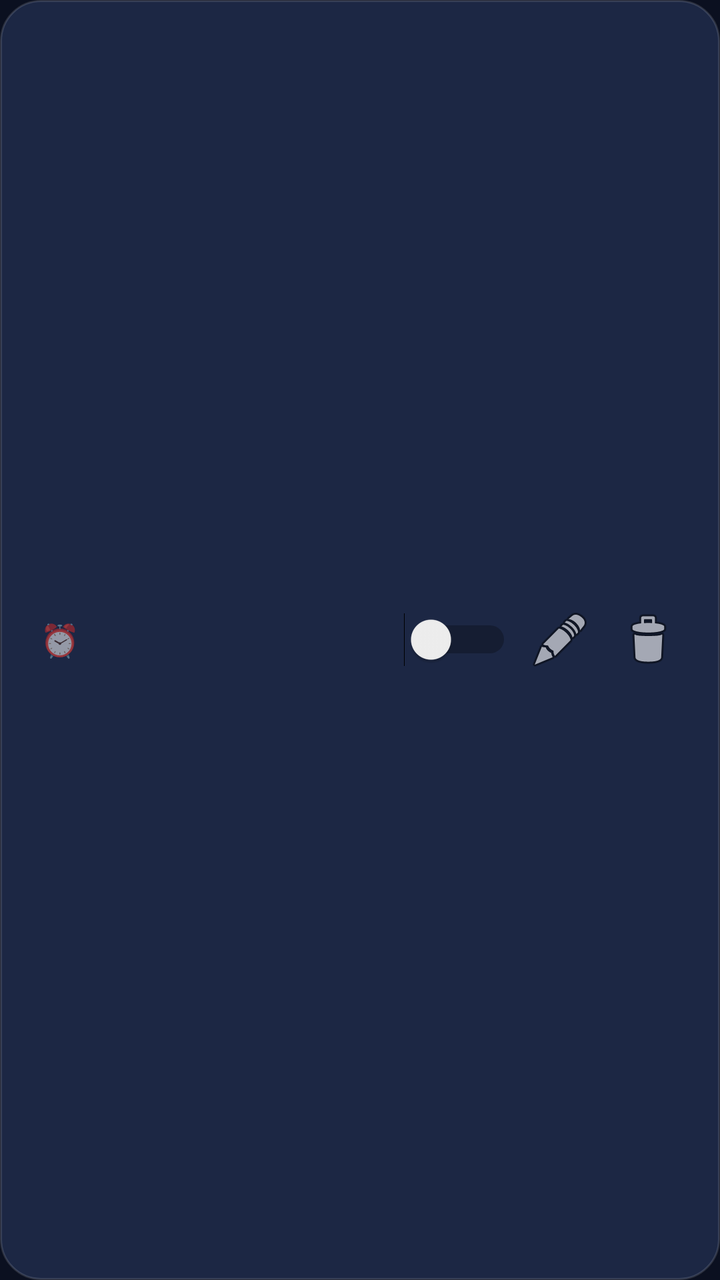
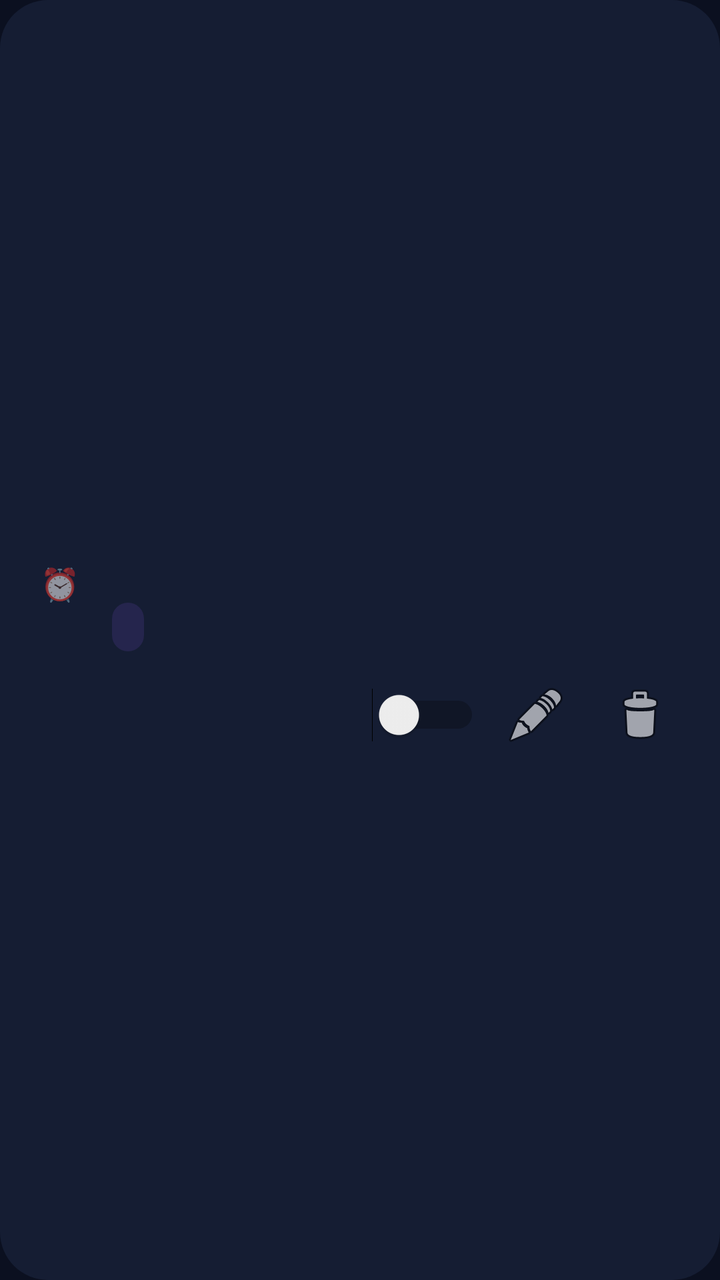

Screens rendered from an Android XML layout before and after an edit, with the pre-edit source and the edit as a unified diff.
<!-- AndroidManifest.xml: application theme Theme.VoiceBrainLive -->
<!-- res/layout/item_automation.xml -->
<?xml version="1.0" encoding="utf-8"?>
<LinearLayout xmlns:android="http://schemas.android.com/apk/res/android"
    android:layout_width="match_parent"
    android:layout_height="wrap_content"
    android:orientation="horizontal"
    android:gravity="center_vertical"
    android:background="@drawable/bg_history_card"
    android:padding="16dp"
    android:layout_marginBottom="12dp">

    <TextView
        android:id="@+id/tvAutomationIcon"
        android:layout_width="28dp"
        android:layout_height="wrap_content"
        android:text="⏰"
        android:textSize="16sp"
        android:gravity="center"
        android:layout_marginEnd="12dp" />

    <LinearLayout
        android:layout_width="0dp"
        android:layout_height="wrap_content"
        android:layout_weight="1"
        android:orientation="vertical">

        <TextView
            android:id="@+id/tvAutomationTitle"
            android:layout_width="wrap_content"
            android:layout_height="wrap_content"
            android:textColor="@color/assistant_text"
            android:textSize="14sp"
            android:fontFamily="sans-serif-medium"
            android:maxLines="2"
            android:ellipsize="end" />

        <TextView
            android:id="@+id/tvAutomationTime"
            android:layout_width="wrap_content"
            android:layout_height="wrap_content"
            android:layout_marginTop="2dp"
            android:textColor="@color/assistant_text_muted"
            android:textSize="12sp" />
    </LinearLayout>

    <Switch
        android:id="@+id/switchAutomationToggle"
        android:layout_width="wrap_content"
        android:layout_height="wrap_content"
        android:layout_marginEnd="4dp" />

    <ImageButton
        android:id="@+id/btnEditAutomation"
        android:layout_width="40dp"
        android:layout_height="40dp"
        android:layout_marginEnd="4dp"
        android:background="?android:attr/selectableItemBackgroundBorderless"
        android:src="@android:drawable/ic_menu_edit"
        android:contentDescription="@string/desc_edit"
        android:padding="8dp" />

    <ImageButton
        android:id="@+id/btnDeleteAutomation"
        android:layout_width="40dp"
        android:layout_height="40dp"
        android:background="?android:attr/selectableItemBackgroundBorderless"
        android:src="@android:drawable/ic_menu_delete"
        android:contentDescription="@string/desc_delete"
        android:padding="8dp" />
</LinearLayout>
<!-- resources referenced by this layout -->
<resources>
  <color name="assistant_text">#F8FAFC</color>
  <color name="assistant_text_muted">#94A3B8</color>
  <!-- drawable bg_history_card (drawable) -->
  <?xml version="1.0" encoding="utf-8"?>
  <shape xmlns:android="http://schemas.android.com/apk/res/android"
      android:shape="rectangle">
      <solid android:color="@color/assistant_card" />
      <corners android:radius="20dp" />
      <stroke
          android:width="1dp"
          android:color="#22FFFFFF" />
  </shape>
  <string name="desc_delete">ဖျက်ရန်</string>
  <string name="desc_edit">ပြင်ဆင်ရန်</string>
  <style name="Theme.VoiceBrainLive" parent="Theme.MaterialComponents.DayNight.NoActionBar">
          <item name="android:statusBarColor">@android:color/transparent</item>
          <item name="android:navigationBarColor">@color/assistant_bg_gradient_end</item>
          <item name="android:windowBackground">@color/assistant_bg</item>
          <item name="android:colorBackground">@color/assistant_bg</item>
          <item name="android:windowLightStatusBar">false</item>
          <item name="android:windowDrawsSystemBarBackgrounds">true</item>
          <item name="colorPrimary">@color/assistant_primary</item>
          <item name="colorPrimaryVariant">@color/assistant_primary_light</item>
          <item name="colorOnPrimary">@color/assistant_text</item>
          <item name="colorSecondary">@color/assistant_secondary</item>
          <item name="colorOnSecondary">@color/assistant_text</item>
          <item name="colorSurface">@color/assistant_surface</item>
          <item name="colorOnSurface">@color/assistant_text</item>
      </style>
  <color name="assistant_card">#1C2744</color>
  <color name="assistant_bg_gradient_end">#101B38</color>
  <color name="assistant_bg">#0B1020</color>
  <color name="assistant_primary">#8B5CF6</color>
  <color name="assistant_primary_light">#A78BFA</color>
  <color name="assistant_secondary">#22C7E8</color>
  <color name="assistant_surface">#151D33</color>
</resources>

<!-- the commit's change to res/layout/item_automation.xml (unified diff, before → after) -->
@@ -2,12 +2,15 @@
 <LinearLayout xmlns:android="http://schemas.android.com/apk/res/android"
     android:layout_width="match_parent"
     android:layout_height="wrap_content"
-    android:orientation="horizontal"
+    android:orientation="vertical"
     android:gravity="center_vertical"
-    android:background="@drawable/bg_history_card"
+    android:background="@drawable/bg_card"
+    android:backgroundTint="?attr/colorSurface"
     android:padding="16dp"
     android:layout_marginBottom="12dp">
 
+    <LinearLayout android:layout_width="match_parent" android:layout_height="wrap_content"
+        android:orientation="horizontal" android:gravity="center_vertical">
     <TextView
         android:id="@+id/tvAutomationIcon"
         android:layout_width="28dp"
@@ -27,7 +30,7 @@
             android:id="@+id/tvAutomationTitle"
             android:layout_width="wrap_content"
             android:layout_height="wrap_content"
-            android:textColor="@color/assistant_text"
+            android:textColor="?attr/colorOnSurface"
             android:textSize="14sp"
             android:fontFamily="sans-serif-medium"
             android:maxLines="2"
@@ -38,10 +41,15 @@
             android:layout_width="wrap_content"
             android:layout_height="wrap_content"
             android:layout_marginTop="2dp"
-            android:textColor="@color/assistant_text_muted"
+            android:textColor="?attr/colorOnSurface"
             android:textSize="12sp" />
+        <TextView android:id="@+id/tvAutomationStatus" android:background="@drawable/bg_hub_badge" android:paddingHorizontal="8dp" android:paddingVertical="4dp" android:layout_width="wrap_content" android:layout_height="wrap_content"
+            android:layout_marginTop="6dp" android:textSize="12sp" android:textColor="?attr/colorPrimary" />
     </LinearLayout>
 
+    </LinearLayout>
+    <LinearLayout android:layout_width="match_parent" android:layout_height="wrap_content"
+        android:orientation="horizontal" android:gravity="end|center_vertical" android:layout_marginTop="8dp">
     <Switch
         android:id="@+id/switchAutomationToggle"
         android:layout_width="wrap_content"
@@ -50,8 +58,8 @@
 
     <ImageButton
         android:id="@+id/btnEditAutomation"
-        android:layout_width="40dp"
-        android:layout_height="40dp"
+        android:layout_width="48dp"
+        android:layout_height="48dp"
         android:layout_marginEnd="4dp"
         android:background="?android:attr/selectableItemBackgroundBorderless"
         android:src="@android:drawable/ic_menu_edit"
@@ -60,10 +68,11 @@
 
     <ImageButton
         android:id="@+id/btnDeleteAutomation"
-        android:layout_width="40dp"
-        android:layout_height="40dp"
+        android:layout_width="48dp"
+        android:layout_height="48dp"
         android:background="?android:attr/selectableItemBackgroundBorderless"
         android:src="@android:drawable/ic_menu_delete"
         android:contentDescription="@string/desc_delete"
         android:padding="8dp" />
+    </LinearLayout>
 </LinearLayout>
<!-- resource entries referenced after the edit -->
@@ -1,17 +1,19 @@
 <!-- resources referenced by this layout -->
 <resources>
-  <color name="assistant_text">#F8FAFC</color>
-  <color name="assistant_text_muted">#94A3B8</color>
-  <!-- drawable bg_history_card (drawable) -->
+  <!-- drawable bg_card (drawable) -->
   <?xml version="1.0" encoding="utf-8"?>
   <shape xmlns:android="http://schemas.android.com/apk/res/android"
       android:shape="rectangle">
       <solid android:color="@color/assistant_card" />
-      <corners android:radius="20dp" />
-      <stroke
-          android:width="1dp"
-          android:color="#22FFFFFF" />
+      <corners android:radius="24dp" />
   </shape>
+  <!-- drawable bg_hub_badge (drawable) -->
+  <?xml version="1.0" encoding="utf-8"?>
+  <shape xmlns:android="http://schemas.android.com/apk/res/android" android:shape="rectangle">
+      <solid android:color="#228B5CF6" />
+      <corners android:radius="12dp" />
+  </shape>
+  <color name="assistant_text">#F8FAFC</color>
   <string name="desc_delete">ဖျက်ရန်</string>
   <string name="desc_edit">ပြင်ဆင်ရန်</string>
   <style name="Theme.VoiceBrainLive" parent="Theme.MaterialComponents.DayNight.NoActionBar">
